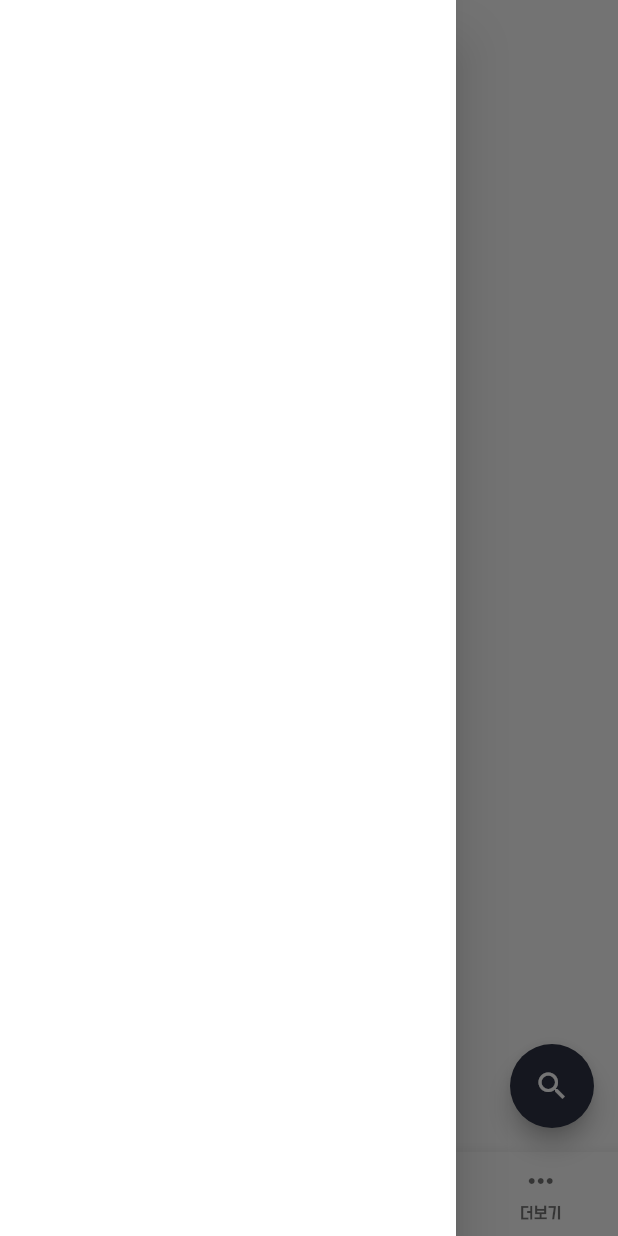
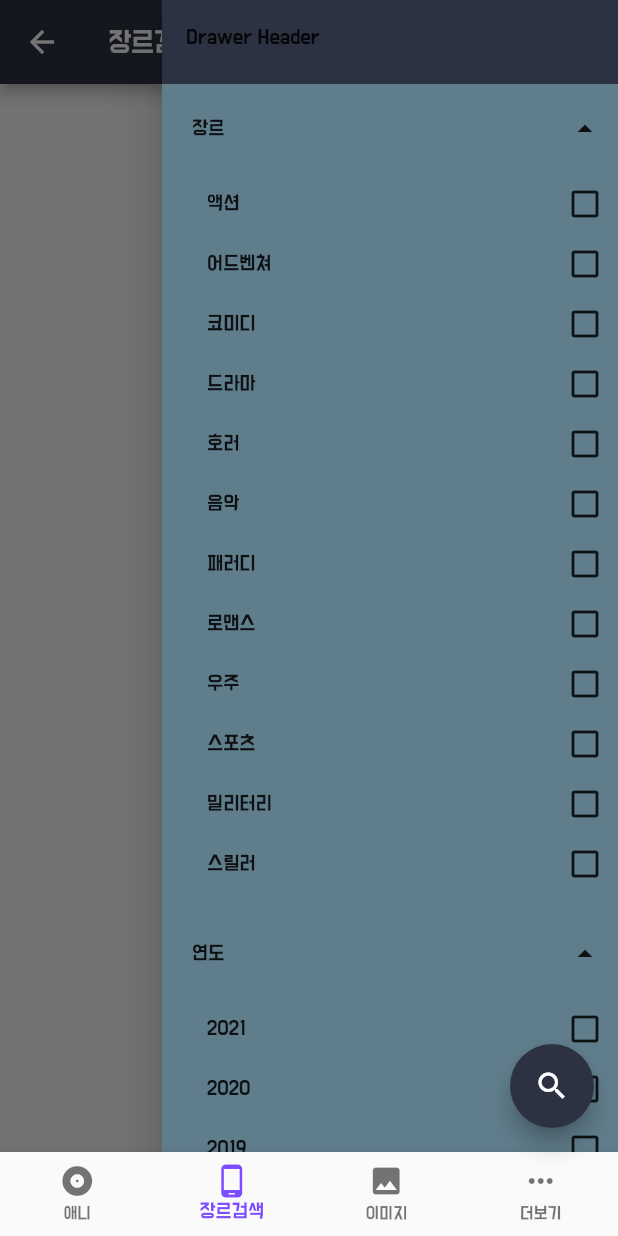
Before and after one commit to AnHeung/kuma-app-with-flutter, a Flutter app: the HomeScreen screen opened directly, item 2 of the bottom bar chosen, with the side drawer open, on a phone screen of 412 x 824 dp. Run offline on Flutter 3.47's test engine with Material 2 defaults, Android fonts, the phone set to English and light mode, and no system bars; our stand-ins replace auto_size_text, bloc, dio, equatable, firebase_auth, firebase_core and 13 more; missing offline and left inert: flutter_simple_rating_bar, kakao_flutter_sdk; accounts and stored records are empty; generated files the repository leaves out were written again; network calls fail.

Commit message:
장르검색 뷰 작업중

```diff
--- a/lib/app.dart
+++ b/lib/app.dart
@@ -8,6 +8,7 @@ import 'package:kuma_flutter_app/bloc/animation_detail/animation_detail_bloc.dar
 import 'package:kuma_flutter_app/bloc/animation_schedule/animation_schedule_bloc.dart';
 import 'package:kuma_flutter_app/bloc/animation_season/animation_season_bloc.dart';
 import 'package:kuma_flutter_app/bloc/auth/auth_bloc.dart';
+import 'package:kuma_flutter_app/bloc/genre_search/genre_search_bloc.dart';
 import 'package:kuma_flutter_app/bloc/login/login_bloc.dart';
 import 'package:kuma_flutter_app/bloc/register/register_bloc.dart';
 import 'package:kuma_flutter_app/bloc/search/search_bloc.dart';
@@ -95,7 +96,8 @@ class App extends StatelessWidget {
                 ),
                 BlocProvider(create: (_) => AnimationBloc(repository: context.read<ApiRepository>(),settingBloc: BlocProvider.of<SettingBloc>(context))..add(AnimationLoad())),
                 BlocProvider(create: (_) => AnimationSeasonBloc(repository: context.read<ApiRepository>(),settingBloc: BlocProvider.of<SettingBloc>(context))..add(AnimationSeasonLoad(limit: "7"))),
-                BlocProvider(create: (_) => AnimationScheduleBloc(repository: context.read<ApiRepository>(),settingBloc: BlocProvider.of<SettingBloc>(context))..add(AnimationScheduleLoad(day:"1")))
+                BlocProvider(create: (_) => AnimationScheduleBloc(repository: context.read<ApiRepository>(),settingBloc: BlocProvider.of<SettingBloc>(context))..add(AnimationScheduleLoad(day:"1"))),
+                BlocProvider(create: (_) => GenreSearchBloc(repository: context.read<ApiRepository>()))
               ],
               child: HomeScreen(),
             );
--- a/lib/app_constants.dart
+++ b/lib/app_constants.dart
@@ -16,6 +16,9 @@ const List<String> itemCountList = [
 
 const Map<String,String> categoryList = {"airing":"상영중","upcoming":"상영예정","movie":"극장판","ova":"OVA","tv":"TV"};
 final List<String> dayList = ["월","화","수","목","금","토","일"];
+
+const Map<String,String> genreList = {"액션":"1","어드벤쳐":"2","코미디":"4","드라마" :"8","호러":"14","음악":"19" ,"패러디" :"20" , "로맨스":"22" ,
+  "우주":"29","스포츠" :"30" ,"밀리터리":"38", "스릴러":"41" };
 
 // Colors
 const Color kBlue = Color(0xFF306EFF);
--- /dev/null
+++ b/lib/bloc/genre_search/genre_search_bloc.dart
@@ -0,0 +1,23 @@
+import 'dart:async';
+
+import 'package:bloc/bloc.dart';
+import 'package:equatable/equatable.dart';
+import 'package:kuma_flutter_app/repository/api_repository.dart';
+import 'package:meta/meta.dart';
+
+part 'genre_search_event.dart';
+part 'genre_search_state.dart';
+
+class GenreSearchBloc extends Bloc<GenreSearchEvent, GenreSearchState> {
+
+  final ApiRepository repository;
+
+  GenreSearchBloc({this.repository}) : super(GenreSearchInitial());
+
+  @override
+  Stream<GenreSearchState> mapEventToState(
+    GenreSearchEvent event,
+  ) async* {
+    // TODO: implement mapEventToState
+  }
+}
--- /dev/null
+++ b/lib/bloc/genre_search/genre_search_event.dart
@@ -0,0 +1,12 @@
+part of 'genre_search_bloc.dart';
+
+@immutable
+abstract class GenreSearchEvent extends Equatable{
+
+  @override
+  List<Object> get props =>[];
+}
+
+class GenreTest extends GenreSearchEvent{
+
+}
--- /dev/null
+++ b/lib/bloc/genre_search/genre_search_state.dart
@@ -0,0 +1,6 @@
+part of 'genre_search_bloc.dart';
+
+@immutable
+abstract class GenreSearchState {}
+
+class GenreSearchInitial extends GenreSearchState {}
--- a/lib/enums/app_tab.dart
+++ b/lib/enums/app_tab.dart
@@ -1 +1 @@
-enum AppTab {ANIMATION, TAG , IMAGE, MORE}
+enum AppTab {ANIMATION, GENRE , IMAGE, MORE}
--- /dev/null
+++ b/lib/enums/category_click_status.dart
@@ -0,0 +1,3 @@
+enum CategoryClickStatus{
+  INCLUDE, EXCLUDE , NONE
+}
--- /dev/null
+++ b/lib/enums/genre_title.dart
@@ -0,0 +1,3 @@
+enum GenreTitle{
+  GENRE, YEAR, AIRING, AIR_TYPE
+}
--- /dev/null
+++ b/lib/screen/genre_search_screen.dart
@@ -0,0 +1,297 @@
+import 'package:flutter/material.dart';
+import 'package:kuma_flutter_app/app_constants.dart';
+import 'package:kuma_flutter_app/enums/category_click_status.dart';
+import 'package:kuma_flutter_app/enums/genre_title.dart';
+import 'package:kuma_flutter_app/util/date_util.dart';
+
+/**
+ *
+    Anime Types    Manga Types
+    tv                manga
+    ova                novel
+    movie            oneshot
+    special            doujin
+    ona                manhwa
+    music            manhua
+
+
+    Anime Status            Manga Status
+    airing                 publishing
+    completed             completed
+    complete (alias)         complete (alias)
+    to_be_aired             to_be_published
+    tba (alias)         tbp (alias)
+    upcoming (alias)       upcoming (alias)
+
+
+    rate
+    g    G - All Ages
+    pg    PG - Children
+    pg13    PG-13 - Teens 13 or older
+    r17    R - 17+ recommended (violence & profanity)
+    r    R+ - Mild Nudity (may also contain violence & profanity)
+    rx    Rx - Hentai (extreme sexual content/nudity)
+
+
+    sort
+    Anime & Manga Sort
+    ascending
+    asc (alias)
+    descending
+    desc (alias)
+    genre
+    Anime Genre    Manga Genre
+    Action: 1    Action: 1
+    Adventure: 2    Adventure: 2
+    Cars: 3    Cars: 3
+    Comedy: 4    Comedy: 4
+    Dementia: 5    Dementia: 5
+    Demons: 6    Demons: 6
+    Mystery: 7    Mystery: 7
+    Drama: 8    Drama: 8
+    Ecchi: 9    Ecchi: 9
+    Fantasy: 10    Fantasy: 10
+    Game: 11    Game: 11
+    Hentai: 12    Hentai: 12
+    Historical: 13    Historical: 13
+    Horror: 14    Horror: 14
+    Kids: 15    Kids: 15
+    Magic: 16    Magic: 16
+    Martial Arts: 17    Martial Arts: 17
+    Mecha: 18    Mecha: 18
+    Music: 19    Music: 19
+    Parody: 20    Parody: 20
+    Samurai: 21    Samurai: 21
+    Romance: 22    Romance: 22
+    School: 23    School: 23
+    Sci Fi: 24    Sci Fi: 24
+    Shoujo: 25    Shoujo: 25
+    Shoujo Ai: 26    Shoujo Ai: 26
+    Shounen: 27    Shounen: 27
+    Shounen Ai: 28    Shounen Ai: 28
+    Space: 29    Space: 29
+    Sports: 30    Sports: 30
+    Super Power: 31    Super Power: 31
+    Vampire: 32    Vampire: 32
+    Yaoi: 33    Yaoi: 33
+    Yuri: 34    Yuri: 34
+    Harem: 35    Harem: 35
+    Slice Of Life: 36    Slice Of Life: 36
+    Supernatural: 37    Supernatural: 37
+    Military: 38    Military: 38
+    Police: 39    Police: 39
+    Psychological: 40    Psychological: 40
+    Thriller: 41    Seinen: 41
+    Seinen: 42    Josei: 42
+    Josei: 43    Doujinshi: 43
+    Gender Bender: 44
+    Thriller: 45
+
+
+    start_date , end_date format yyyy-mm-dd
+
+
+    genre_exclue =>  0 exclude/ 1 include
+ */
+
+class GenreSearchScreen extends StatelessWidget {
+  @override
+  Widget build(BuildContext context) {
+    final GlobalKey<ScaffoldState> _key = new GlobalKey<ScaffoldState>();
+    final AppBar appBar = AppBar(
+      actions: [Container()],
+      title: Text('장르검색'),
+    );
+    final height = appBar.preferredSize.height;
+
+    return Center(
+      child: Scaffold(
+        key: _key,
+        endDrawerEnableOpenDragGesture: false,
+        endDrawer: SafeArea(
+          child: Drawer(
+            child: ListView(
+              scrollDirection: Axis.vertical,
+              shrinkWrap: true,
+              children: [
+                Container(
+                  color: kBlack,
+                  width: double.infinity,
+                  height: height,
+                  child: DrawerHeader(
+                    child: Text('Drawer Header'),
+                  ),
+                ),
+                TagItems(
+                  title: "장르",
+                  genreTitle: GenreTitle.GENRE,
+                ),
+                TagItems(title: "연도", genreTitle: GenreTitle.YEAR)
+              ],
+            ),
+          ),
+        ),
+        appBar: appBar,
+        body: Column(
+          children: [
+            Container(
+                alignment: Alignment.centerRight,
+                child: IconButton(
+                  icon: Icon(Icons.filter_list),
+                  onPressed: () => _key.currentState.openEndDrawer(),
+                  color: Colors.purple,
+                  iconSize: 20,
+                ))
+          ],
+        ),
+      ),
+    );
+  }
+}
+
+class TagItems extends StatefulWidget {
+  final String title;
+  final GenreTitle genreTitle;
+
+  TagItems({this.title, this.genreTitle});
+
+  @override
+  _TagItemsState createState() => _TagItemsState();
+}
+
+class _TagItemsState extends State<TagItems> {
+  bool isVisible = true;
+  Map<String, String> genreMap;
+
+  @override
+  Widget build(BuildContext context) {
+    genreMap = _getTagMap(title: widget.genreTitle);
+
+    return Container(
+      padding: EdgeInsets.only(right: 10, left: 10),
+      color: Colors.blueGrey,
+      child: Column(
+        children: [
+          Container(
+            padding: EdgeInsets.only(left: 10),
+            color: Colors.blueGrey,
+            height: 60,
+            child: GestureDetector(
+              behavior: HitTestBehavior.translucent,
+              onTap: () {
+                setState(() {
+                  isVisible = !isVisible;
+                });
+              },
+              child: Row(
+                crossAxisAlignment: CrossAxisAlignment.center,
+                children: [
+                  Container(
+                    child: Text(widget.title),
+                  ),
+                  Spacer(),
+                  isVisible
+                      ? Icon(Icons.arrow_drop_up_outlined)
+                      : Icon(Icons.arrow_drop_down_outlined)
+                ],
+              ),
+            ),
+          ),
+          Visibility(
+            visible: isVisible,
+            child: Container(
+              padding: EdgeInsets.only(left: 20, bottom: 10),
+              child: Column(
+                  children: genreMap.entries.map((data) {
+                String key = data.key;
+                String value = data.value;
+                return CategoryItem(
+                  category: key,
+                  categoryValue: value,
+                );
+              }).toList()),
+            ),
+          ),
+        ],
+      ),
+    );
+  }
+
+  Map<String, String> _getTagMap({GenreTitle title}) {
+    switch (title) {
+      case GenreTitle.GENRE:
+        return genreList;
+      case GenreTitle.YEAR:
+        return getFourYearMapData();
+      case GenreTitle.AIR_TYPE:
+        return genreList;
+      case GenreTitle.AIRING:
+        return genreList;
+    }
+  }
+}
+
+class CategoryItem extends StatefulWidget {
+  final String category;
+  final String categoryValue;
+
+  CategoryItem({this.category, this.categoryValue});
+
+  @override
+  _CategoryItemState createState() => _CategoryItemState();
+}
+
+class _CategoryItemState extends State<CategoryItem> {
+  CategoryClickStatus categoryClickStatus = CategoryClickStatus.NONE;
+
+  @override
+  Widget build(BuildContext context) {
+    return GestureDetector(
+      behavior: HitTestBehavior.translucent,
+      onTap: () {
+        _changeCategoryStatus(categoryClickStatus);
+        // BlocProvider.of<GenreSearchBloc>(context).add(GenreTest());
+      },
+      child: Container(
+        height: 40,
+        child: Row(
+          crossAxisAlignment: CrossAxisAlignment.center,
+          children: [
+            Container(
+              child: Text(widget.category),
+            ),
+            Spacer(),
+            _changeCategoryIcon(categoryClickStatus)
+          ],
+        ),
+      ),
+    );
+  }
+
+  _changeCategoryStatus(CategoryClickStatus status) {
+    setState(() {
+      switch (status) {
+        case CategoryClickStatus.INCLUDE:
+          categoryClickStatus = CategoryClickStatus.EXCLUDE;
+          break;
+        case CategoryClickStatus.EXCLUDE:
+          categoryClickStatus = CategoryClickStatus.NONE;
+          break;
+        case CategoryClickStatus.NONE:
+          categoryClickStatus = CategoryClickStatus.INCLUDE;
+          break;
+      }
+    });
+  }
+
+  _changeCategoryIcon(CategoryClickStatus status) {
+    switch (status) {
+      case CategoryClickStatus.INCLUDE:
+        return Icon(Icons.check_box);
+      case CategoryClickStatus.EXCLUDE:
+        return Icon(Icons.indeterminate_check_box_outlined);
+      case CategoryClickStatus.NONE:
+        return Icon(Icons.check_box_outline_blank);
+    }
+  }
+}
--- a/lib/screen/home_screen.dart
+++ b/lib/screen/home_screen.dart
@@ -10,7 +10,7 @@ import 'package:kuma_flutter_app/routes/routes.dart';
 import 'package:kuma_flutter_app/screen/animation_screen.dart';
 import 'package:kuma_flutter_app/screen/image_screen.dart';
 import 'package:kuma_flutter_app/screen/more_screen.dart';
-import 'package:kuma_flutter_app/screen/tag_search_screen.dart';
+import 'package:kuma_flutter_app/screen/genre_search_screen.dart';
 import 'package:kuma_flutter_app/widget/tab_selector.dart';
 
 class HomeScreen extends StatelessWidget {
@@ -22,13 +22,6 @@ class HomeScreen extends StatelessWidget {
 
     return BlocBuilder<TabCubit, AppTab>(builder: (context, currentTab) {
       return Scaffold(
-        drawer: SafeArea(
-          child: Drawer(
-            child: Container(
-              color: kWhite,
-            ),
-          ),
-        ),
         body: _selectScreen(tab: currentTab, context: context),
         floatingActionButton: Visibility(
           visible: currentTab != AppTab.MORE,
@@ -54,8 +47,8 @@ class HomeScreen extends StatelessWidget {
       case AppTab.ANIMATION:
         widget = AnimationScreen();
         break;
-      case AppTab.TAG:
-        widget = TagSearchScreen();
+      case AppTab.GENRE:
+        widget = GenreSearchScreen();
         break;
       case AppTab.IMAGE:
         widget = ImageScreen();
--- a/lib/screen/tag_search_screen.dart
+++ /dev/null
@@ -1,12 +0,0 @@
-import 'package:flutter/material.dart';
-
-class TagSearchScreen extends StatelessWidget {
-  @override
-  Widget build(BuildContext context) {
-    return Center(
-      child: Container(
-        child: Text('태그검색'),
-      ),
-    );
-  }
-}
--- /dev/null
+++ b/lib/util/date_util.dart
@@ -0,0 +1,19 @@
+
+import 'package:intl/intl.dart';
+
+getFourYearMapData(){
+  DateTime now = DateTime.now();
+  int currentYear = now.year;
+  List<int> yearList = [currentYear,  currentYear-1 , currentYear-2, currentYear-3];
+  DateFormat dateFormat = DateFormat('yyyy-MM-dd');
+
+  return yearList.fold(Map<String,String>(),(acc, year){
+    if(year == currentYear){
+      (acc as Map<String,String>).addAll({year.toString() : "${dateFormat.format(DateTime(currentYear))}~${dateFormat.format(now)}"});
+    }else{
+      (acc as Map<String,String>).addAll({year.toString() : "${dateFormat.format(DateTime(year,1))}~${dateFormat.format(DateTime(year,12,31))}"});
+    }
+    return acc;
+  });
+
+}
--- a/lib/widget/tab_selector.dart
+++ b/lib/widget/tab_selector.dart
@@ -31,8 +31,8 @@ class TabSelector extends StatelessWidget {
       case AppTab.ANIMATION:
         title = "애니";
         break;
-      case AppTab.TAG:
-        title = "태그검색";
+      case AppTab.GENRE:
+        title = "장르검색";
         break;
       case AppTab.IMAGE:
         title = "이미지";
@@ -51,7 +51,7 @@ class TabSelector extends StatelessWidget {
       case AppTab.ANIMATION:
         icon = Icons.album;
         break;
-      case AppTab.TAG:
+      case AppTab.GENRE:
         icon = Icons.phone_android;
         break;
       case AppTab.IMAGE:
--- a/pubspec.yaml
+++ b/pubspec.yaml
@@ -10,6 +10,7 @@ environment:
 
 dependencies:
   flutter_bloc: ^6.1.3
+  intl: ^0.16.1
   smooth_page_indicator: ^0.2.0
   flutter_simple_rating_bar: 0.0.3
   font_awesome_flutter: ^8.12.0
```
